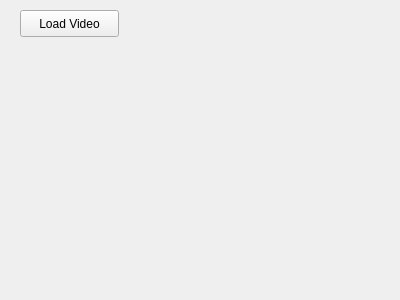
indarsugiarto/Graceful_ImagePro, file gui/SpiNNvidStreamer/SpiNNvidStreamer/vidstreamer.ui: the form before one commit.
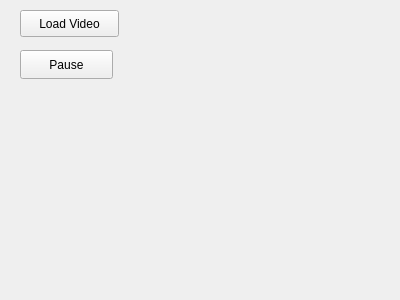
The form after the commit.

What changed in the file:
```diff
--- a/gui/SpiNNvidStreamer/SpiNNvidStreamer/vidstreamer.ui
+++ b/gui/SpiNNvidStreamer/SpiNNvidStreamer/vidstreamer.ui
@@ -26,6 +26,19 @@
     <string>Load Video</string>
    </property>
   </widget>
+  <widget class="QPushButton" name="pbPause">
+   <property name="geometry">
+    <rect>
+     <x>20</x>
+     <y>50</y>
+     <width>93</width>
+     <height>29</height>
+    </rect>
+   </property>
+   <property name="text">
+    <string>Pause</string>
+   </property>
+  </widget>
  </widget>
  <layoutdefault spacing="6" margin="11"/>
  <resources/>
```
